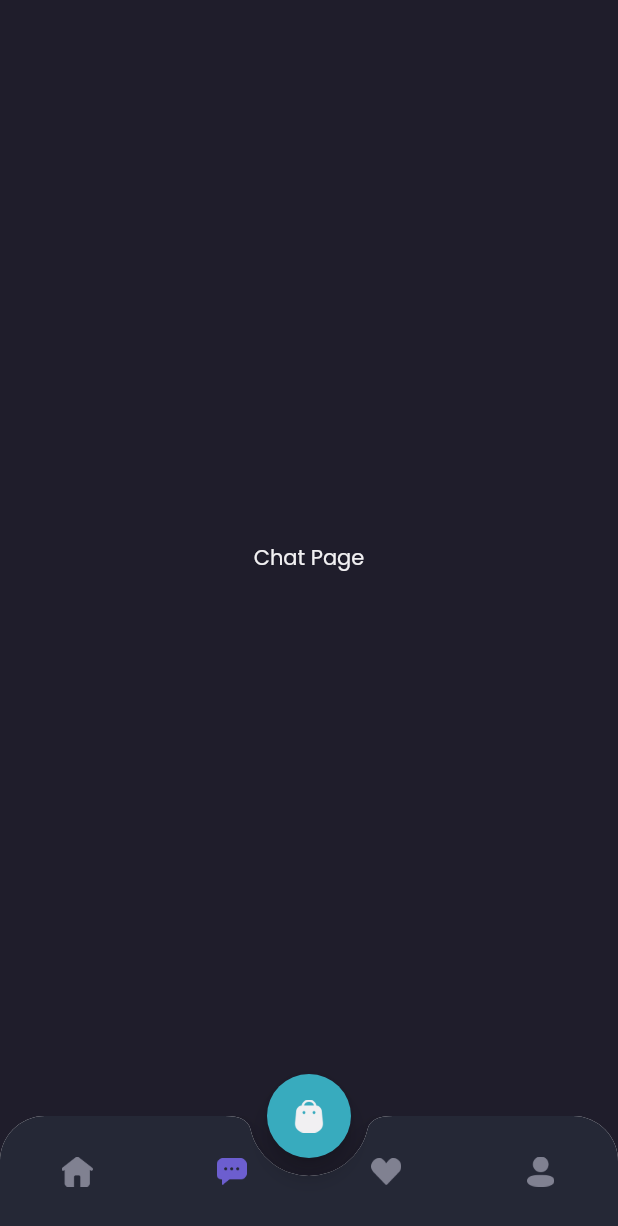
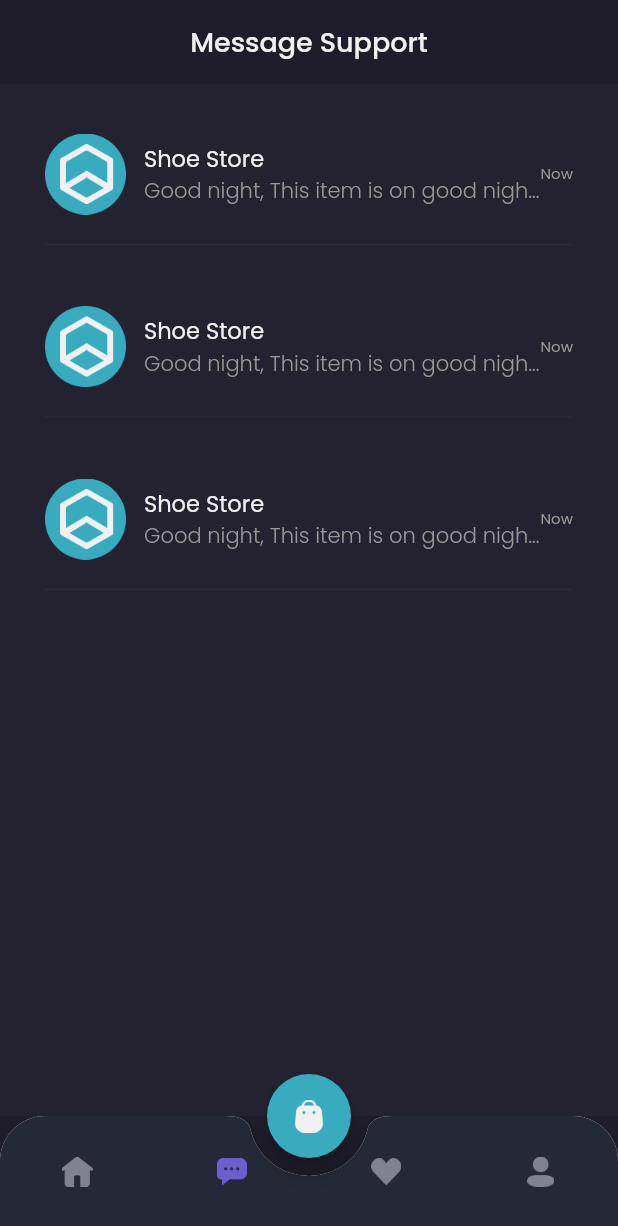
Before and after one commit to ahfasxp/shamo_bwa, a Flutter app: the MainPage screen opened by its route, item 2 of the bottom bar chosen, on a phone screen of 412 x 824 dp. Shown: the top 1226 px of the screen. Run offline on Flutter 3.47's test engine with Material 2 defaults, Android fonts, the phone set to English and light mode, and no system bars; our stand-ins replace google_fonts.

Commit message:
detail chat

```diff
--- a/lib/main.dart
+++ b/lib/main.dart
@@ -1,4 +1,5 @@
 import 'package:flutter/material.dart';
+import 'package:shamo_bwa/pages/detail_chat_page.dart';
 import 'package:shamo_bwa/pages/home/main_page.dart';
 import 'package:shamo_bwa/pages/sign_in_page.dart';
 import 'package:shamo_bwa/pages/sign_up_page.dart';
@@ -25,6 +26,7 @@ class MyApp extends StatelessWidget {
         '/sign-in': (context) => SignInPage(),
         '/sign-up': (context) => SignUpPage(),
         '/home': (context) => MainPage(),
+        '/detail-chat': (context) => DetailChatPage(),
       },
     );
   }
--- a/lib/pages/home/chat_page.dart
+++ b/lib/pages/home/chat_page.dart
@@ -1,16 +1,111 @@
 import 'package:flutter/material.dart';
 import 'package:shamo_bwa/theme.dart';
+import 'package:shamo_bwa/widgets/chat_tile.dart';
 
 class ChatPage extends StatelessWidget {
   const ChatPage({Key? key}) : super(key: key);
 
   @override
   Widget build(BuildContext context) {
-    return Center(
-      child: Text(
-        'Chat Page',
-        style: primaryTextStyle,
-      ),
+    Widget header() {
+      return AppBar(
+        backgroundColor: backgroundColor1,
+        centerTitle: true,
+        title: Text(
+          'Message Support',
+          style: primaryTextStyle.copyWith(fontSize: 18, fontWeight: medium),
+        ),
+        elevation: 0,
+        automaticallyImplyLeading: false,
+      );
+    }
+
+    Widget emptyChat() {
+      return Expanded(
+        child: Container(
+          width: double.infinity,
+          decoration: BoxDecoration(
+            color: backgroundColor3,
+          ),
+          child: Column(
+            mainAxisAlignment: MainAxisAlignment.center,
+            children: [
+              Image.asset(
+                'assets/images/icon_headset.png',
+                width: 80,
+              ),
+              SizedBox(
+                height: 20,
+              ),
+              Text(
+                'Opss no message yet?',
+                style: primaryTextStyle.copyWith(
+                  fontSize: 16,
+                  fontWeight: medium,
+                ),
+              ),
+              SizedBox(
+                height: 12,
+              ),
+              Text(
+                'You have never done a transaction',
+                style: secondaryTextStyle,
+              ),
+              SizedBox(
+                height: 20,
+              ),
+              Container(
+                height: 44,
+                child: TextButton(
+                  onPressed: () {},
+                  style: TextButton.styleFrom(
+                    padding: EdgeInsets.symmetric(
+                      horizontal: 24,
+                      vertical: 10,
+                    ),
+                    backgroundColor: primaryColor,
+                    shape: RoundedRectangleBorder(
+                      borderRadius: BorderRadius.circular(12),
+                    ),
+                  ),
+                  child: Text(
+                    'Explore Store',
+                    style: primaryTextStyle.copyWith(
+                      fontSize: 16,
+                      fontWeight: medium,
+                    ),
+                  ),
+                ),
+              )
+            ],
+          ),
+        ),
+      );
+    }
+
+    Widget content() {
+      return Expanded(
+        child: Container(
+          color: backgroundColor3,
+          child: ListView(
+            padding: EdgeInsets.symmetric(
+              horizontal: defaultMargin,
+            ),
+            children: [
+              ChatTile(),
+              ChatTile(),
+              ChatTile(),
+            ],
+          ),
+        ),
+      );
+    }
+
+    return Column(
+      children: [
+        header(),
+        content(),
+      ],
     );
   }
 }
--- /dev/null
+++ b/lib/widgets/chat_tile.dart
@@ -0,0 +1,64 @@
+import 'package:flutter/material.dart';
+import 'package:shamo_bwa/theme.dart';
+
+class ChatTile extends StatelessWidget {
+  const ChatTile({Key? key}) : super(key: key);
+
+  @override
+  Widget build(BuildContext context) {
+    return GestureDetector(
+      onTap: () => Navigator.pushNamed(context, '/detail-chat'),
+      child: Container(
+        margin: EdgeInsets.only(top: 33),
+        child: Column(
+          children: [
+            Row(
+              children: [
+                Image.asset(
+                  'assets/images/image_shop_logo.png',
+                  width: 54,
+                ),
+                SizedBox(
+                  width: 12,
+                ),
+                Expanded(
+                  child: Column(
+                    crossAxisAlignment: CrossAxisAlignment.start,
+                    children: [
+                      Text(
+                        'Shoe Store',
+                        style: primaryTextStyle.copyWith(
+                          fontSize: 15,
+                        ),
+                      ),
+                      Text(
+                        'Good night, This item is on good night, This item is on...',
+                        style: secondaryTextStyle.copyWith(
+                          fontWeight: light,
+                        ),
+                        overflow: TextOverflow.ellipsis,
+                      ),
+                    ],
+                  ),
+                ),
+                Text(
+                  'Now',
+                  style: secondaryTextStyle.copyWith(
+                    fontSize: 10,
+                  ),
+                )
+              ],
+            ),
+            SizedBox(
+              height: 12,
+            ),
+            Divider(
+              thickness: 1,
+              color: Color(0xff2B2939),
+            ),
+          ],
+        ),
+      ),
+    );
+  }
+}
```
Also changed, not shown: lib/pages/detail_chat_page.dart (added, +93 -0 lines), lib/pages/home/home_page.dart (+13 -13 lines), assets/images/button_send.png (added), assets/images/icon_headset.png (added), assets/images/image_shop_logo_online.png (added).
